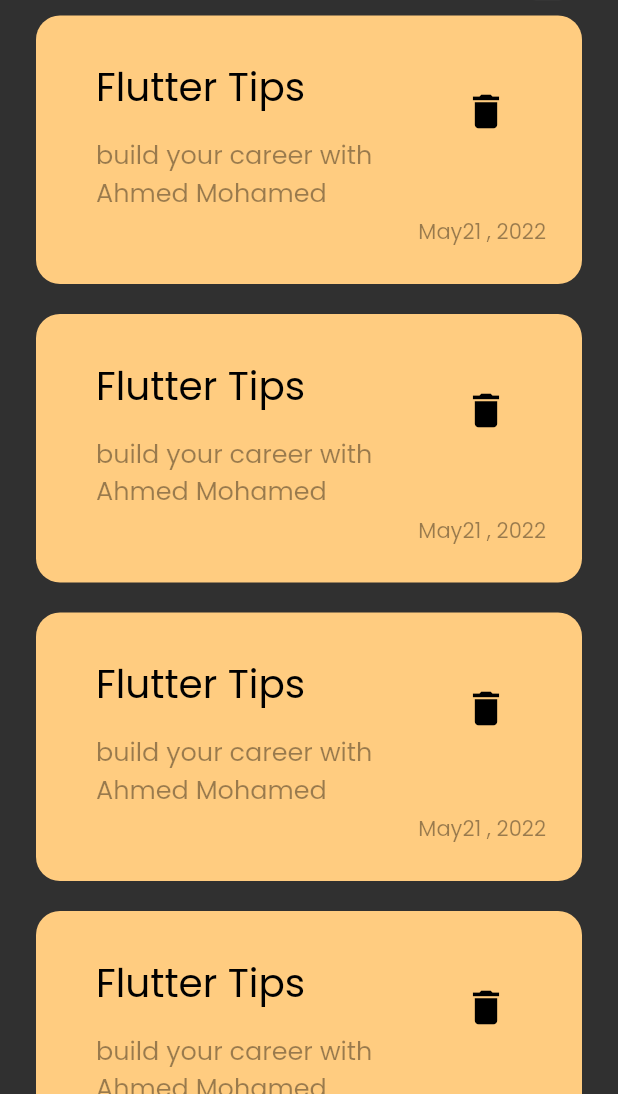
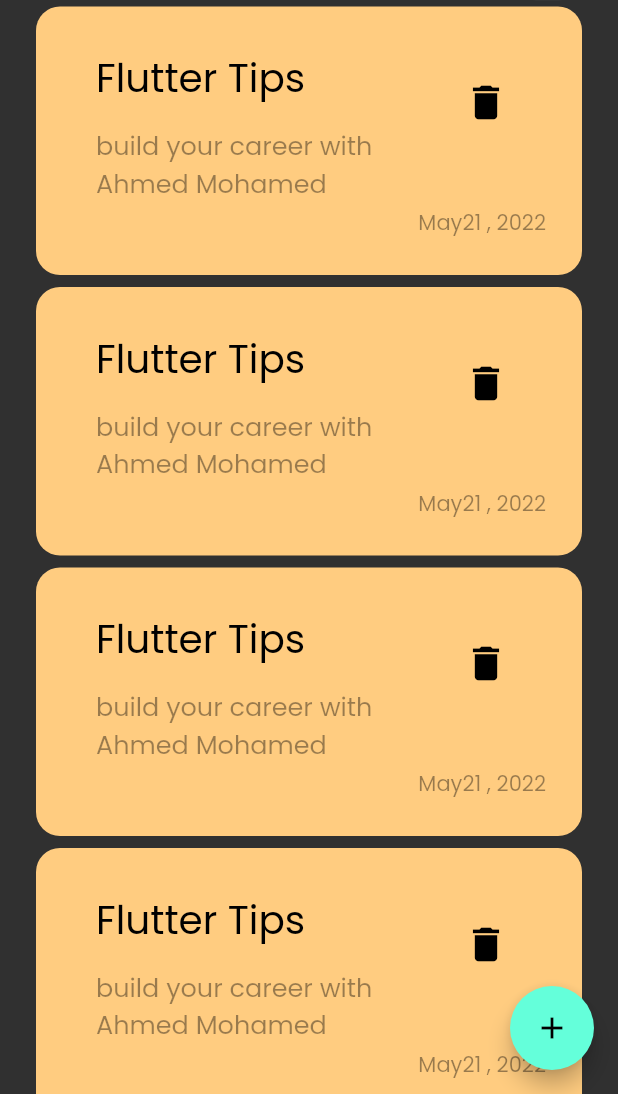
Before and after one commit to AhmedMonatah/Notes_app, a Flutter app: the screen it shows after launch, on a phone screen of 412 x 824 dp, the part 142-1236 px from its top. Run offline on Flutter 3.47's test engine with Material 2 defaults, Android fonts, the phone set to English and light mode, and no system bars.

Commit message:
add floating action button

```diff
--- a/lib/views/HomePage.dart
+++ b/lib/views/HomePage.dart
@@ -7,7 +7,10 @@ class NotesView extends StatelessWidget {
 
   @override
   Widget build(BuildContext context) {
-    return const Scaffold(
+    return  Scaffold(
+      floatingActionButton: FloatingActionButton(child: Icon(Icons.add),onPressed: () {
+
+      },),
      body: NotesViewBody(),
     );
   }
--- a/lib/views/NoteBody.dart
+++ b/lib/views/NoteBody.dart
@@ -2,7 +2,6 @@ import 'package:flutter/cupertino.dart';
 import 'package:flutter/material.dart';
 
 import 'NoteBar.dart';
-import 'NoteItem.dart';
 import 'NotsListView.dart';
 
 class NotesViewBody extends StatelessWidget {
--- a/lib/views/NoteItem.dart
+++ b/lib/views/NoteItem.dart
@@ -16,7 +16,7 @@ class NoteItem extends StatelessWidget {
           crossAxisAlignment: CrossAxisAlignment.end,
           children: [
           ListTile(
-            title: Padding(
+            title: const Padding(
               padding: const EdgeInsets.only(bottom: 13),
               child: Text('Flutter Tips',
               style: TextStyle(color: Colors.black,fontSize: 26),
@@ -25,7 +25,7 @@ class NoteItem extends StatelessWidget {
             subtitle: Text('build your career with Ahmed Mohamed'
             ,style: TextStyle(color: Colors.black.withOpacity(0.4),fontSize: 17),
             ),
-            trailing: IconButton(icon: Icon(
+            trailing: IconButton(icon:const Icon(
               Icons.delete,color: Colors.black,
               size: 30,
             ),onPressed: () {
--- a/lib/views/NotsListView.dart
+++ b/lib/views/NotsListView.dart
@@ -4,13 +4,15 @@ import 'NoteItem.dart';
 
 class NotesListView extends StatelessWidget {
   const NotesListView({super.key});
+  final data =const[
 
+  ];
   @override
   Widget build(BuildContext context) {
     return ListView.builder(
       itemBuilder: (context, index) {
         return const Padding(
-          padding:  EdgeInsets.symmetric(vertical: 10),
+          padding:  EdgeInsets.symmetric(vertical: 4),
           child:  NoteItem(),
         );
       },
```
